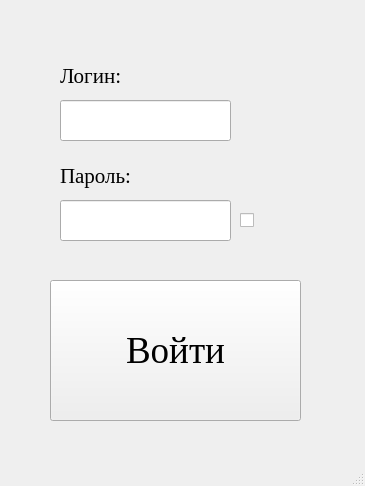
The window that UI.ui (Vasiliy003/PasswordBase) describes before a commit, drawn with Qt 5.
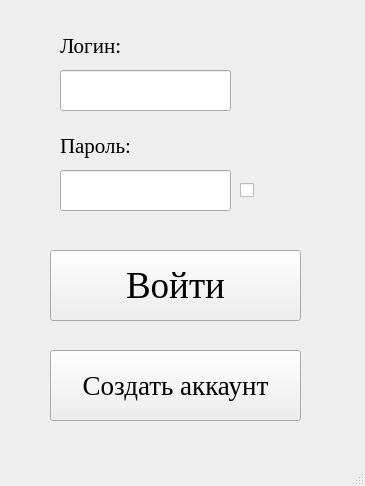
The same window after the commit. Icons and pictures are not drawn.

Diff of the .ui file:
```diff
--- a/UI.ui
+++ b/UI.ui
@@ -18,7 +18,7 @@
     <property name="geometry">
      <rect>
       <x>60</x>
-      <y>100</y>
+      <y>70</y>
       <width>171</width>
       <height>41</height>
      </rect>
@@ -37,7 +37,7 @@
     <property name="geometry">
      <rect>
       <x>60</x>
-      <y>50</y>
+      <y>20</y>
       <width>171</width>
       <height>51</height>
      </rect>
@@ -56,7 +56,7 @@
     <property name="geometry">
      <rect>
       <x>60</x>
-      <y>150</y>
+      <y>120</y>
       <width>171</width>
       <height>51</height>
      </rect>
@@ -75,7 +75,7 @@
     <property name="geometry">
      <rect>
       <x>60</x>
-      <y>200</y>
+      <y>170</y>
       <width>171</width>
       <height>41</height>
      </rect>
@@ -100,7 +100,7 @@
     <property name="geometry">
      <rect>
       <x>240</x>
-      <y>200</y>
+      <y>170</y>
       <width>71</width>
       <height>41</height>
      </rect>
@@ -129,9 +129,9 @@
     <property name="geometry">
      <rect>
       <x>50</x>
-      <y>280</y>
+      <y>250</y>
       <width>251</width>
-      <height>141</height>
+      <height>71</height>
      </rect>
     </property>
     <property name="font">
@@ -144,6 +144,25 @@
      <string>Войти</string>
     </property>
    </widget>
+   <widget class="QPushButton" name="register_acc_btn">
+    <property name="geometry">
+     <rect>
+      <x>50</x>
+      <y>350</y>
+      <width>251</width>
+      <height>71</height>
+     </rect>
+    </property>
+    <property name="font">
+     <font>
+      <family>Georgia</family>
+      <pointsize>20</pointsize>
+     </font>
+    </property>
+    <property name="text">
+     <string>Создать аккаунт</string>
+    </property>
+   </widget>
   </widget>
   <widget class="QMenuBar" name="menubar">
    <property name="geometry">
```
